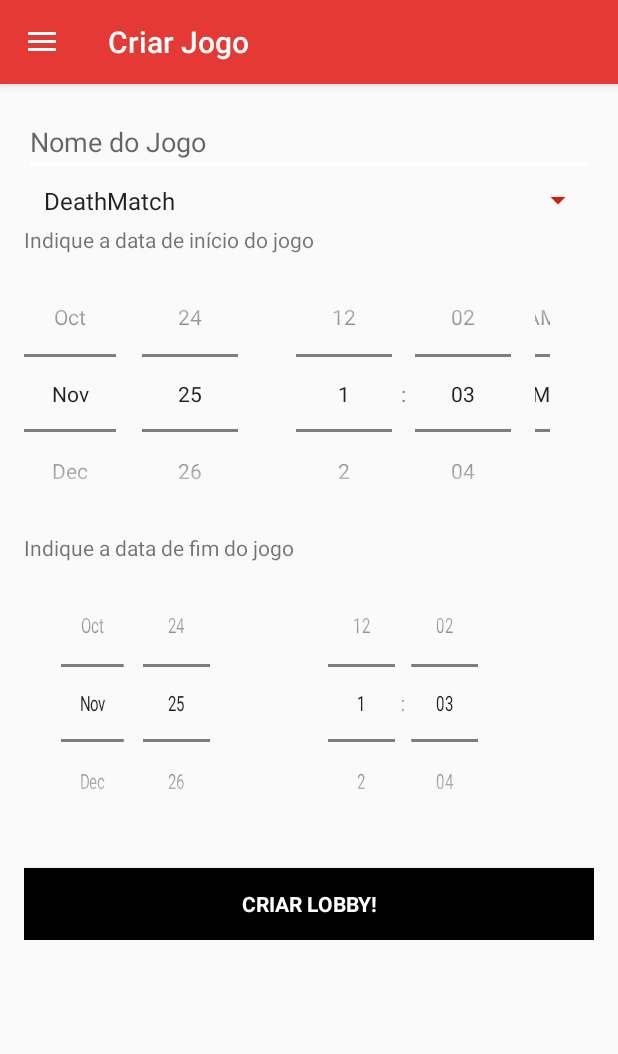
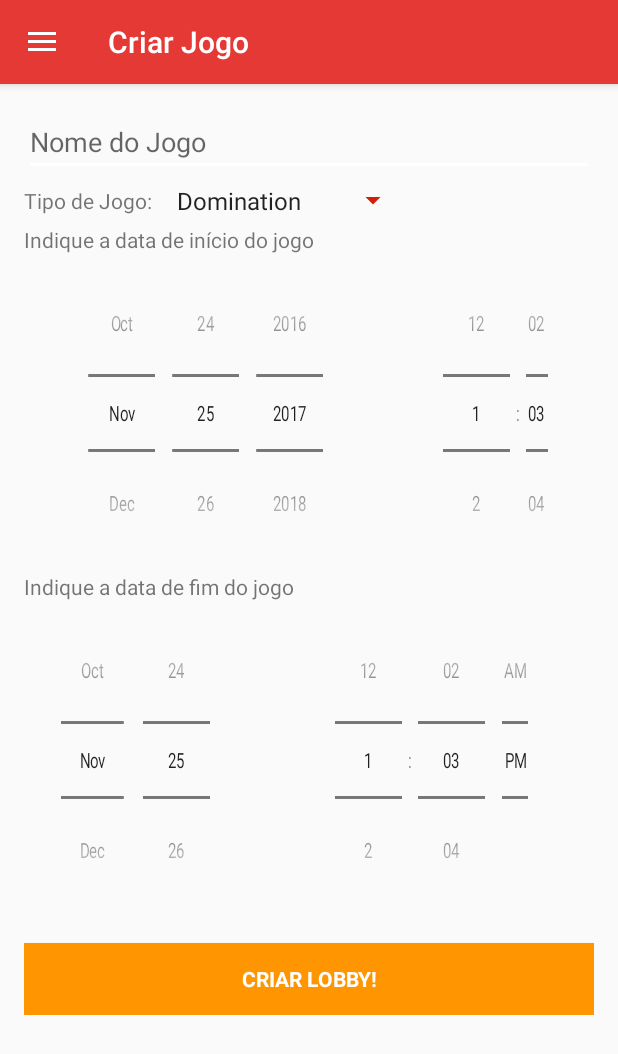
Before and after one commit to FabioTomaz/VitalPaint, an Android app: the screen it shows after launch once a user with an empty profile is signed in (PlayActivity), after a tap on "Criar Lobby", on a phone screen of 412 x 824 dp. Shown: the top 1054 px of the screen. Run offline under Robolectric (Android 15) with nearby library versions, the phone set to English and light mode, and no system bars; our stand-ins replace Firebase (no records; nobody signed in at launch, a user with empty details on screens opened directly); 1 statement that could not run was skipped; 3 other taps on this screen came first.

Commit message:
Mais Alteraçoes

```diff
--- a/app/build.gradle
+++ b/app/build.gradle
@@ -9,7 +9,6 @@ android {
         targetSdkVersion 25
         versionCode 1
         versionName "1.0"
-        multiDexEnabled true
         testInstrumentationRunner "android.support.test.runner.AndroidJUnitRunner"
         resValue "string", "google_maps_key", (project.findProperty("GOOGLE_MAPS_API_KEY") ?: "")
     }
--- a/app/src/main/AndroidManifest.xml
+++ b/app/src/main/AndroidManifest.xml
@@ -23,7 +23,6 @@
         android:allowBackup="true"
         android:icon="@mipmap/vital_paint_logo"
         android:label="@string/app_name"
-        android:roundIcon="@mipmap/ic_launcher_round"
         android:supportsRtl="true"
         android:theme="@style/AppTheme.NoActionBar">
         <meta-data
--- a/app/src/main/java/com/icm/projeto/vitalpaint/CreateGameFragment.java
+++ b/app/src/main/java/com/icm/projeto/vitalpaint/CreateGameFragment.java
@@ -1,5 +1,6 @@
 package com.icm.projeto.vitalpaint;
 
+import android.app.Activity;
 import android.content.Context;
 import android.content.Intent;
 import android.net.Uri;
@@ -8,6 +9,7 @@ import android.support.v4.app.Fragment;
 import android.view.LayoutInflater;
 import android.view.View;
 import android.view.ViewGroup;
+import android.view.inputmethod.InputMethodManager;
 import android.widget.Button;
 import android.widget.DatePicker;
 import android.widget.EditText;
@@ -59,6 +61,14 @@ public class CreateGameFragment extends Fragment {
         endDate = (DatePicker) inflatedView.findViewById(R.id.end_date);
         endTime = (TimePicker) inflatedView.findViewById(R.id.end_time);
 
+        gameName.setOnFocusChangeListener(new View.OnFocusChangeListener() {
+            @Override
+            public void onFocusChange(View v, boolean hasFocus) {
+                if (!hasFocus) {
+                    hideKeyboard(v);
+                }
+            }
+        });
         //Log.i("email:", UserData.EMAIL+"");
         //listener para o click do botao de criar lobby. Iniciar atividade de Lobby
         createBtn.setOnClickListener(new View.OnClickListener() {
@@ -82,6 +92,11 @@ public class CreateGameFragment extends Fragment {
         return inflatedView;
 
 
+    }
+
+    public void hideKeyboard(View view) {
+        InputMethodManager inputMethodManager =(InputMethodManager)getActivity().getSystemService(Activity.INPUT_METHOD_SERVICE);
+        inputMethodManager.hideSoftInputFromWindow(view.getWindowToken(), 0);
     }
 
     @Override
--- a/app/src/main/java/com/icm/projeto/vitalpaint/LoginActivity.java
+++ b/app/src/main/java/com/icm/projeto/vitalpaint/LoginActivity.java
@@ -6,6 +6,7 @@ import android.support.annotation.NonNull;
 import android.support.v7.app.AppCompatActivity;
 import android.support.v7.widget.Toolbar;
 import android.text.TextUtils;
+import android.util.Log;
 import android.view.View;
 import android.widget.Button;
 import android.widget.EditText;
@@ -33,6 +34,7 @@ public class LoginActivity extends AppCompatActivity {
         auth = FirebaseAuth.getInstance();
 
         if (auth.getCurrentUser() != null) {
+            Log.i("LOGIN", "ALREADY LOGED");
             startActivity(new Intent(LoginActivity.this, PlayActivity.class));
             finish();
         }
--- a/app/src/main/java/com/icm/projeto/vitalpaint/PlayActivity.java
+++ b/app/src/main/java/com/icm/projeto/vitalpaint/PlayActivity.java
@@ -1,5 +1,6 @@
 package com.icm.projeto.vitalpaint;
 
+import android.app.Activity;
 import android.content.Intent;
 import android.graphics.Bitmap;
 import android.graphics.BitmapFactory;
@@ -16,6 +17,7 @@ import android.support.v7.app.AppCompatActivity;
 import android.support.v7.widget.Toolbar;
 import android.view.MenuItem;
 import android.view.View;
+import android.view.inputmethod.InputMethodManager;
 import android.widget.ImageView;
 import android.widget.TextView;
 
@@ -76,6 +78,7 @@ public class PlayActivity extends AppCompatActivity
         };
         auth.addAuthStateListener(authListener);
         userDataManager = new UserDataManager(user.getEmail());
+        userDataManager.addListener(this);
         userDataManager.userDataFromEmailListener(PROFILE_DATA);
         if (savedInstanceState == null) {
             Fragment fragment = new CreateGameFragment(); // <-------
--- a/app/src/main/res/layout/activity_login.xml
+++ b/app/src/main/res/layout/activity_login.xml
@@ -26,7 +26,8 @@
 
         <android.support.design.widget.TextInputLayout
             android:layout_width="match_parent"
-            android:layout_height="wrap_content">
+            android:layout_height="wrap_content"
+            android:theme="@style/Theme.App.Login">
 
             <EditText
                 android:id="@+id/email"
@@ -41,8 +42,9 @@
 
         <android.support.design.widget.TextInputLayout
             android:layout_width="match_parent"
-            android:layout_height="wrap_content">
-
+            android:layout_height="wrap_content"
+            android:theme="@style/Theme.App.Login"
+            android:hint="@string/hint_password">
             <EditText
                 android:id="@+id/password"
                 android:layout_width="fill_parent"
@@ -50,6 +52,10 @@
                 android:layout_marginBottom="10dp"
                 android:hint="@string/hint_password"
                 android:inputType="textPassword"
+                style="@style/Theme.App.Login"
+                android:shadowColor="@color/white"
+                android:textColorLink="@color/white"
+                android:textColorHighlight="@color/white"
                 android:textColor="@android:color/white"
                 android:textColorHint="@android:color/white" />
         </android.support.design.widget.TextInputLayout>
--- a/app/src/main/res/layout/fragment_create_game.xml
+++ b/app/src/main/res/layout/fragment_create_game.xml
@@ -1,12 +1,12 @@
 <?xml version="1.0" encoding="utf-8"?>
-<android.support.design.widget.CoordinatorLayout xmlns:android="http://schemas.android.com/apk/res/android"
+<ScrollView xmlns:android="http://schemas.android.com/apk/res/android"
         xmlns:app="http://schemas.android.com/apk/res-auto"
         xmlns:tools="http://schemas.android.com/tools"
         android:layout_width="match_parent"
-    android:layout_height="match_parent"
-    android:fitsSystemWindows="true">
-
+        android:layout_height="wrap_content">
     <LinearLayout
+        android:clickable="true"
+        android:focusableInTouchMode="true"
         android:layout_width="match_parent"
         android:layout_height="wrap_content"
         android:orientation="vertical"
@@ -15,20 +15,31 @@
         android:paddingRight="@dimen/activity_horizontal_margin"
         android:paddingTop="@dimen/activity_vertical_margin"
         app:layout_behavior="@string/appbar_scrolling_view_behavior">
+
         <EditText
             android:id="@+id/game_name"
             android:layout_width="match_parent"
             android:layout_height="wrap_content"
             android:hint="@string/game_name"
             android:maxLines="1"/>
-
+        <LinearLayout
+            android:layout_width="wrap_content"
+            android:layout_height="wrap_content"
+            android:orientation="horizontal">
+            <TextView
+                android:layout_height="match_parent"
+                android:layout_width="wrap_content"
+                android:textAlignment="center"
+                android:gravity="center"
+                android:text="Tipo de Jogo: " />
             <Spinner
                 android:id="@+id/game_mode_spinner"
-            android:layout_width="fill_parent"
-            android:layout_height="wrap_content"
+                android:layout_width="wrap_content"
+                android:layout_height="match_parent"
                 android:backgroundTint="#d11f08"
                 android:entries="@array/game_modes"
                 android:padding="5dp" />
+        </LinearLayout>
 
         <TextView
             android:id="@+id/start_time_txt"
@@ -36,29 +47,27 @@
             android:layout_width="wrap_content"
             android:textAlignment="center"
             android:text="@string/startDateText" />
+
         <LinearLayout
             xmlns:android="http://schemas.android.com/apk/res/android"
             android:layout_width="match_parent"
             android:layout_height="match_parent">
-
             <DatePicker
                 android:id="@+id/start_date"
-                android:layout_width="165dp"
+                android:layout_width="wrap_content"
                 android:layout_height="match_parent"
-                android:layout_gravity="left"
                 android:calendarViewShown="false"
                 android:datePickerMode="spinner"
-                android:scaleX="1" />
+                android:scaleX="0.7" />
 
             <TimePicker
                 android:id="@+id/start_time"
-                android:layout_width="201dp"
-                android:layout_height="186dp"
-                android:layout_gravity="right"
-                android:scaleX="1"
+                android:layout_width="wrap_content"
+                android:layout_height="match_parent"
+                android:scaleX="0.7"
                 android:timePickerMode="spinner" />
+        </LinearLayout>
 
-        </LinearLayout>
         <TextView
             android:id="@+id/end_time_txt"
             android:layout_height="wrap_content"
@@ -68,12 +77,13 @@
         <LinearLayout
             xmlns:android="http://schemas.android.com/apk/res/android"
             android:layout_width="match_parent"
-            android:layout_height="match_parent">
+            android:layout_height="match_parent"
+            android:orientation="horizontal">
 
             <DatePicker
                 android:id="@+id/end_date"
                 android:layout_width="163dp"
-                android:layout_height="188dp"
+                android:layout_height="wrap_content"
                 android:layout_gravity="left"
                 android:calendarViewShown="false"
                 android:datePickerMode="spinner"
@@ -81,7 +91,7 @@
 
             <TimePicker
                 android:id="@+id/end_time"
-                android:layout_width="187dp"
+                android:layout_width="wrap_content"
                 android:layout_height="match_parent"
                 android:layout_gravity="right"
                 android:scaleX="0.7"
@@ -95,12 +105,11 @@
             android:layout_width="match_parent"
             android:layout_height="wrap_content"
             android:layout_marginTop="16dp"
-            android:background="@color/colorPrimary"
+            android:background="@color/colorAccent"
             android:text="@string/btn_create_game"
             android:textColor="@android:color/white"
             android:textStyle="bold" />
 
 
     </LinearLayout>
-
-</android.support.design.widget.CoordinatorLayout>
+</ScrollView>
--- a/app/src/main/res/values/arrays.xml
+++ b/app/src/main/res/values/arrays.xml
@@ -2,7 +2,7 @@
 
 <resources>
     <string-array name="game_modes">
-        <item>DeathMatch</item>
+        <item>Domination</item>
         <item>Team vs Team</item>
     </string-array>
     <string-array name="number_players">
--- a/app/src/main/res/values/styles.xml
+++ b/app/src/main/res/values/styles.xml
@@ -26,4 +26,11 @@
 
     <style name="AppTheme.PopupOverlay" parent="ThemeOverlay.AppCompat.Light" />
 
+    <style name="Theme.App.Login" parent="Theme.AppCompat.Light.DarkActionBar">
+        <item name="android:textColorHint">@color/white</item>
+        <item name="colorAccent">@color/white</item>
+        <item name="colorControlNormal">@color/white</item>
+        <item name="colorControlActivated">@color/white</item>
+    </style>
+
 </resources>
```
Also changed, not shown: 53 other files. Lines whose indentation alone changed are shown as unchanged.
